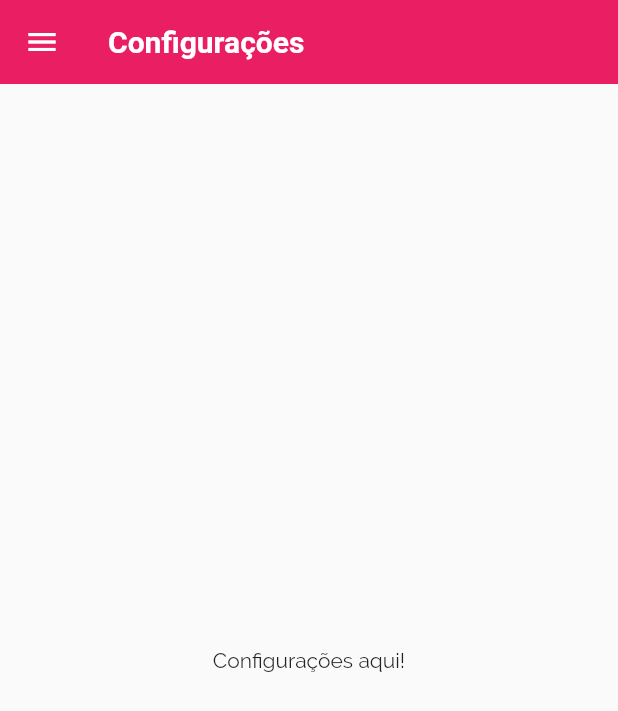
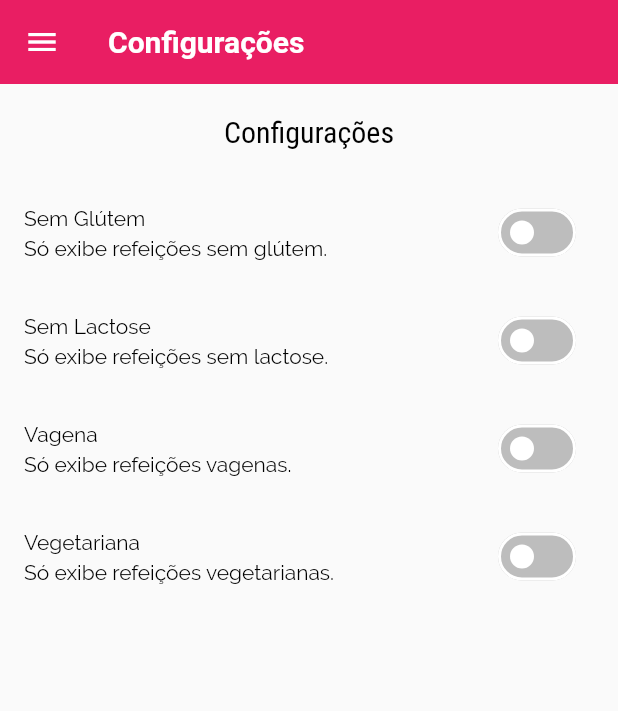
Before and after one commit to jhonatancassante/refeicoes_flutter, a Flutter app: the TelaConfiguracoes screen opened by its route, on a phone screen of 412 x 824 dp. Shown: the top 711 px of the screen. Run offline on Flutter 3.47's test engine with Material 2 defaults, Android fonts, the phone set to English and light mode, and no system bars.

Commit message:
Aterada tela de configurações, adicionado switches

```diff
--- a/lib/screens/tela_configuracoes.dart
+++ b/lib/screens/tela_configuracoes.dart
@@ -1,8 +1,32 @@
 import 'package:flutter/material.dart';
+import '../models/configuracoes.dart';
 import '../components/main_drawer.dart';
 
-class TelaConfiguracoes extends StatelessWidget {
+class TelaConfiguracoes extends StatefulWidget {
   const TelaConfiguracoes({super.key});
+
+  @override
+  State<TelaConfiguracoes> createState() => _TelaConfiguracoesState();
+}
+
+class _TelaConfiguracoesState extends State<TelaConfiguracoes> {
+  var configuracoes = Configuracoes();
+
+  Widget _criarSwitch(
+    String titulo,
+    String subtitulo,
+    bool valor,
+    void Function(bool) quandoMudar,
+  ) {
+    return SwitchListTile.adaptive(
+      title: Text(titulo),
+      subtitle: Text(subtitulo),
+      value: valor,
+      onChanged: quandoMudar,
+      inactiveTrackColor:
+          MaterialStateColor.resolveWith((states) => Colors.grey[400]!),
+    );
+  }
 
   @override
   Widget build(BuildContext context) {
@@ -11,8 +35,70 @@ class TelaConfiguracoes extends StatelessWidget {
         title: const Text('Configurações'),
       ),
       drawer: const MainDrawer(),
-      body: const Center(
-        child: Text('Configurações aqui!'),
+      body: Column(
+        children: [
+          Container(
+            padding: const EdgeInsets.all(20),
+            child: Text(
+              'Configurações',
+              style: Theme.of(context).textTheme.titleLarge,
+            ),
+          ),
+          Expanded(
+            child: ListView(
+              children: [
+                _criarSwitch(
+                  'Sem Glútem',
+                  'Só exibe refeições sem glútem.',
+                  configuracoes.semGlutem,
+                  (valor) {
+                    setState(
+                      () {
+                        configuracoes.semGlutem = valor;
+                      },
+                    );
+                  },
+                ),
+                _criarSwitch(
+                  'Sem Lactose',
+                  'Só exibe refeições sem lactose.',
+                  configuracoes.semLactose,
+                  (valor) {
+                    setState(
+                      () {
+                        configuracoes.semLactose = valor;
+                      },
+                    );
+                  },
+                ),
+                _criarSwitch(
+                  'Vagena',
+                  'Só exibe refeições vagenas.',
+                  configuracoes.eVegano,
+                  (valor) {
+                    setState(
+                      () {
+                        configuracoes.eVegano = valor;
+                      },
+                    );
+                  },
+                ),
+                _criarSwitch(
+                  'Vegetariana',
+                  'Só exibe refeições vegetarianas.',
+                  configuracoes.eVegetariano,
+                  (valor) {
+                    setState(
+                      () {
+                        configuracoes.eVegetariano = valor;
+                      },
+                    );
+                  },
+                ),
+              ],
+            ),
+          )
+        ],
       ),
     );
   }
```
